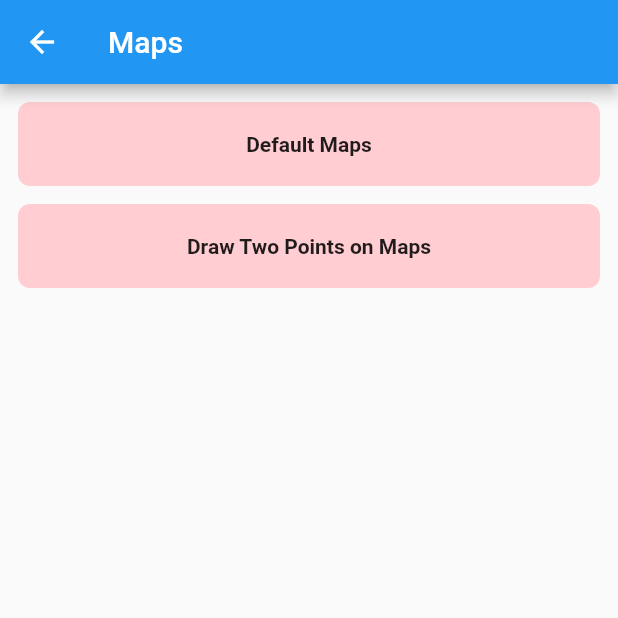
After one commit to irfanirawansukirman/flutter_playground, a Flutter app: the screen it shows after launch, after a tap on "Google Maps", on a phone screen of 412 x 824 dp, the top half of it. The commit adds this screen. Run offline on Flutter 3.47's test engine with Material 2 defaults, Android fonts, the phone set to English and light mode, and no system bars; our stand-ins replace firebase_auth, firebase_core, firebase_crashlytics, geocoding, google_maps_flutter, google_sign_in and 4 more; missing offline and left inert: dart:ffi, flutter_facebook_auth, google_maps_flutter_android, google_maps_flutter_platform_interface, webview_flutter_android, webview_flutter_wkwebview; accounts and stored records are empty.

Commit message:
- add location permission - add default maps with current location - add simple webview

```diff
--- a/lib/main.dart
+++ b/lib/main.dart
@@ -2,8 +2,12 @@ import 'package:firebase_core/firebase_core.dart';
 import 'package:firebase_crashlytics/firebase_crashlytics.dart';
 import 'package:flutter/foundation.dart';
 import 'package:flutter/material.dart';
+import 'package:flutter_playgorund/screen/google_maps/maps.dart';
 import 'package:flutter_playgorund/screen/social_signing_screen.dart';
+import 'package:flutter_playgorund/screen/webview_screen.dart';
 import 'package:flutter_playgorund/widget/button.dart';
+import 'package:google_maps_flutter_android/google_maps_flutter_android.dart';
+import 'package:google_maps_flutter_platform_interface/google_maps_flutter_platform_interface.dart';
 
 import 'core/firebase_options.dart';
 
@@ -31,6 +35,14 @@ Future<void> main() async {
   // Pass all uncaught "fatal" errors from the framework to Crashlytics
   FlutterError.onError = FirebaseCrashlytics.instance.recordFlutterFatalError;
   // Firebase scope
+
+  // Google Maps scope
+  final GoogleMapsFlutterPlatform mapsImplementation =
+      GoogleMapsFlutterPlatform.instance;
+  if (mapsImplementation is GoogleMapsFlutterAndroid) {
+    mapsImplementation.useAndroidViewSurface = true;
+  }
+  // Google Maps scope
 
   runApp(const MyApp());
 }
@@ -80,7 +92,29 @@ class MyHomePage extends StatelessWidget {
                   ),
                 );
               },
-            )
+            ),
+            Button(
+              title: "WebView Example",
+              onClick: () {
+                Navigator.push(
+                  context,
+                  MaterialPageRoute(
+                    builder: (_) => const WebViewScreen(),
+                  ),
+                );
+              },
+            ),
+            Button(
+              title: "Google Maps",
+              onClick: () {
+                Navigator.push(
+                  context,
+                  MaterialPageRoute(
+                    builder: (_) => const Maps(),
+                  ),
+                );
+              },
+            ),
           ],
         ),
       ),
--- /dev/null
+++ b/lib/screen/google_maps/maps.dart
@@ -0,0 +1,40 @@
+import 'package:flutter/material.dart';
+import 'package:flutter_playgorund/screen/google_maps/default_maps.dart';
+import 'package:flutter_playgorund/widget/button.dart';
+
+class Maps extends StatelessWidget {
+  const Maps({super.key});
+
+  @override
+  Widget build(BuildContext context) {
+    return Scaffold(
+      appBar: AppBar(
+        title: Text("Maps"),
+      ),
+      body: Padding(
+        padding: const EdgeInsets.all(6.0),
+        child: Column(
+          children: [
+            Button(
+              title: "Default Maps",
+              onClick: () {
+                Navigator.push(
+                  context,
+                  MaterialPageRoute(
+                    builder: (_) => const DefaultMaps(),
+                  ),
+                );
+              },
+            ),
+            Button(
+              title: "Draw Two Points on Maps",
+              onClick: () {
+
+              },
+            ),
+          ],
+        ),
+      ),
+    );
+  }
+}
```
Also changed, not shown: lib/core/social_auth.dart (+0 -8 lines), lib/screen/google_maps/default_maps.dart (added, +125 -0 lines), lib/screen/webview_screen.dart (added, +117 -0 lines), pubspec.yaml (+23 -1 lines), pubspec.lock.
